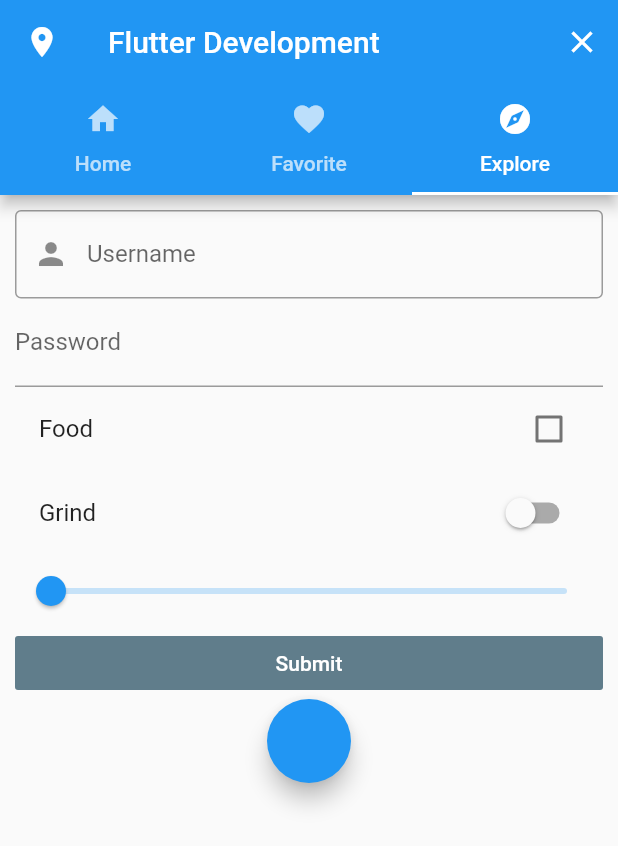
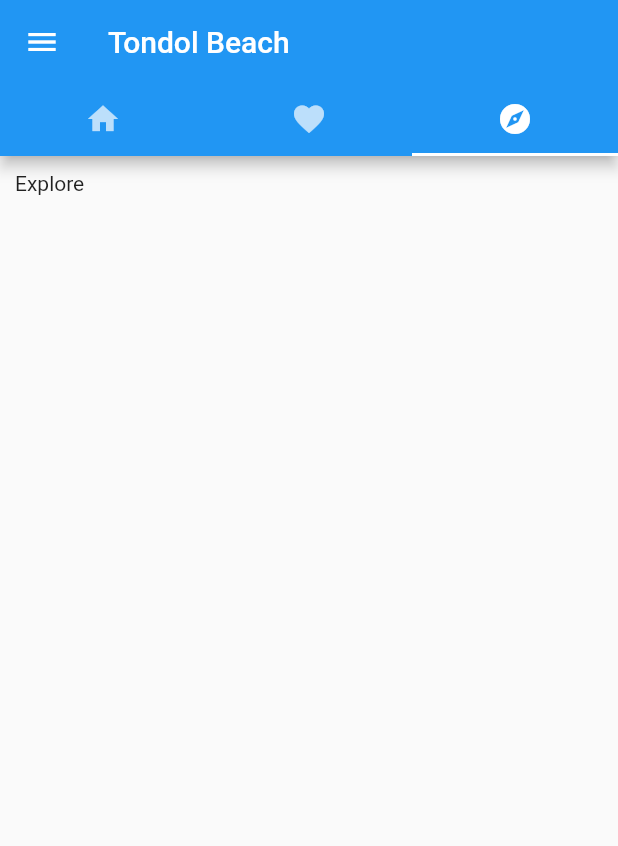
Before and after one commit to bryanbauzon/flutter_training, a Flutter app: the TraingPage screen opened directly, tab 3 chosen, on a phone screen of 412 x 824 dp. Shown: the top 846 px of the screen. Run offline on Flutter 3.47's test engine with Material 2 defaults, Android fonts, the phone set to English and light mode, and no system bars.

```diff
--- a/lib/screens/explore-page.dart
+++ b/lib/screens/explore-page.dart
@@ -25,87 +25,7 @@ class _ExploreWidgetApp extends State<ExploreWidget>{
       body:ListView(
         padding: EdgeInsets.all(10),
         children: <Widget>[
-         TextField(
-              controller: myController,
-
-              decoration:
-                  InputDecoration(
-                    border:OutlineInputBorder(
-                        borderSide: BorderSide(
-                          color: Colors.teal
-                        )
-                    ),
-                      labelText: "Username",
-                      prefixIcon: Icon(Icons.person)
-                  ),
-
-            ),
-            //password
-            TextField(
-              obscureText:true,
-              decoration:InputDecoration(
-                labelText:"Password"
-              )
-            ),
-
-            //Check box List Tile
-            CheckboxListTile(
-              title:const Text("Food"),
-              value: isChecked,
-              onChanged: (bool value){
-                  setState(() {
-                    isChecked = value;
-                  });
-              }
-            ),
-            //Switch
-            SwitchListTile(
-              title: Text("Grind"),
-              value: isSwitched,
-              onChanged: (bool value){
-              setState(() {
-                isSwitched = value;
-              });
-            }),
-          //Slider
-          Slider(
-            min:0,
-            max:100,
-            value:slider,
-            onChanged: (value){
-              setState(() {
-                slider = value;
-              });
-            },
-          ),
-
-          FlatButton(onPressed: (){
-              final snackBar = SnackBar(content: Text("Camille"),
-                action:SnackBarAction(
-                  label:"Okay",
-                  onPressed: (){
-
-                  },
-                )
-              );
-              Scaffold.of(context).showSnackBar(snackBar);
-          },
-            color:Colors.blueGrey,
-            textColor: Colors.white,
-           child: Text("Submit",)
-           ),
-           FloatingActionButton(
-             onPressed: (){
-                return showDialog(
-                    context: context,
-                    builder: (context){
-                      return AlertDialog(
-                        content: Text(myController.text),
-                      );
-                    }
-                  );
-            }
-           )
+          Text("Explore")
         ],
         // margin:EdgeInsets.all(20),
         // padding: EdgeInsets.all(10),
--- a/lib/screens/training-page.dart
+++ b/lib/screens/training-page.dart
@@ -12,9 +12,9 @@ class TraingPage extends StatefulWidget{
 class _TrainingPageState extends State<TraingPage> with SingleTickerProviderStateMixin{
 
   final List<Tab>myTabs = <Tab>[
-      Tab(text:"Home",icon: Icon(Icons.home),),
-      Tab(text:"Favorite",icon: Icon(Icons.favorite),),
-      Tab(text:"Explore",icon: Icon(Icons.explore),),
+      Tab(icon: Icon(Icons.home),),
+      Tab(icon: Icon(Icons.favorite),),
+      Tab(icon: Icon(Icons.explore),),
   ];
 
   TabController _tabController;
@@ -39,22 +39,41 @@ class _TrainingPageState extends State<TraingPage> with SingleTickerProviderStat
     },
       child:  Scaffold(
       appBar: AppBar(
-        leading: Icon(Icons.place),
-        title: Text("Flutter Development"),
-        actions: <Widget>[
-          IconButton(onPressed: (){
-              Navigator.push(context,
-                MaterialPageRoute(builder: (context)
-                => LoginPage())
-              );
-          },
-            icon: Icon(Icons.clear),
-          )
-        ],
+        title: Text("Tondol Beach"),
         bottom: TabBar(
           controller: _tabController,
           tabs:myTabs
         ),
+      ),
+      drawer: Drawer(
+        child:ListView(
+          padding: EdgeInsets.zero,
+          children: <Widget>[
+            DrawerHeader(
+                decoration: BoxDecoration(
+                  color:Colors.blue
+                ),
+                child: Text("Tondol Beach",
+                    style: TextStyle(
+                      color:Colors.white,
+                      fontSize:20
+                    ),
+                ),
+            ),
+            ListTile(
+              leading:Icon(Icons.settings),
+              title:Text("Settings"),
+            ),
+            ListTile(
+              leading:Icon(Icons.arrow_back),
+              title:Text("Logout"),
+              onTap: (){
+                Navigator.push(context,MaterialPageRoute(builder: (context)=> LoginPage())
+              );
+              },
+            )
+          ],
+          )
       ),
       body:TabBarView(
         controller: _tabController,
```
Also changed, not shown: lib/screens/detail-page.dart (deleted, +0 -26 lines), lib/screens/favorite-page.dart (+1 -29 lines), lib/screens/home-page.dart (+8 -21 lines).
